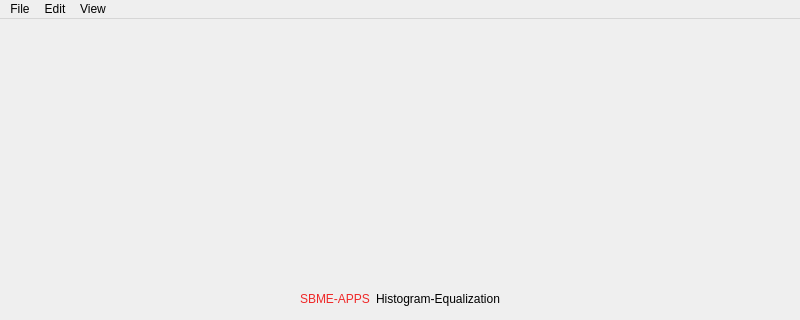
First picture: the form in src/ui/mainWindow.ui, repository Omarmansour557/Histogram-Equalization, before the edit; both pictures show x 0 to 800 and y 0 to 320 of the 800 by 600 pixel window.
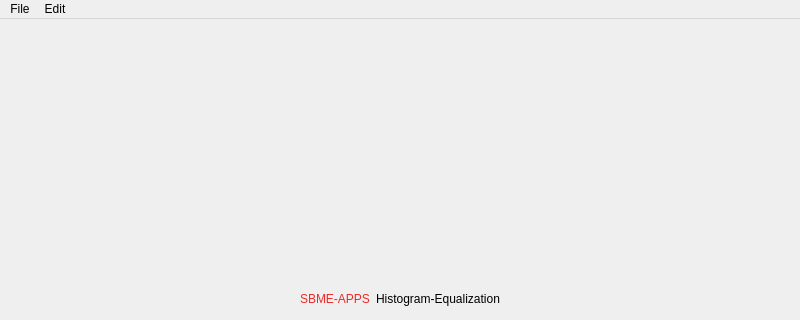
Second picture: the form after the edit.

Diff of the .ui file:
```diff
--- a/src/ui/mainWindow.ui
+++ b/src/ui/mainWindow.ui
@@ -89,15 +89,11 @@
     <property name="title">
      <string>Edit</string>
     </property>
-   </widget>
-   <widget class="QMenu" name="menuView">
-    <property name="title">
-     <string>View</string>
-    </property>
+    <addaction name="actioncopy"/>
+    <addaction name="actionpaste"/>
    </widget>
    <addaction name="menuFile"/>
    <addaction name="menuEdit"/>
-   <addaction name="menuView"/>
   </widget>
   <widget class="QStatusBar" name="statusbar"/>
  </widget>
```
Left out of the diff: 28 changed lines with no effect on the pictures.
